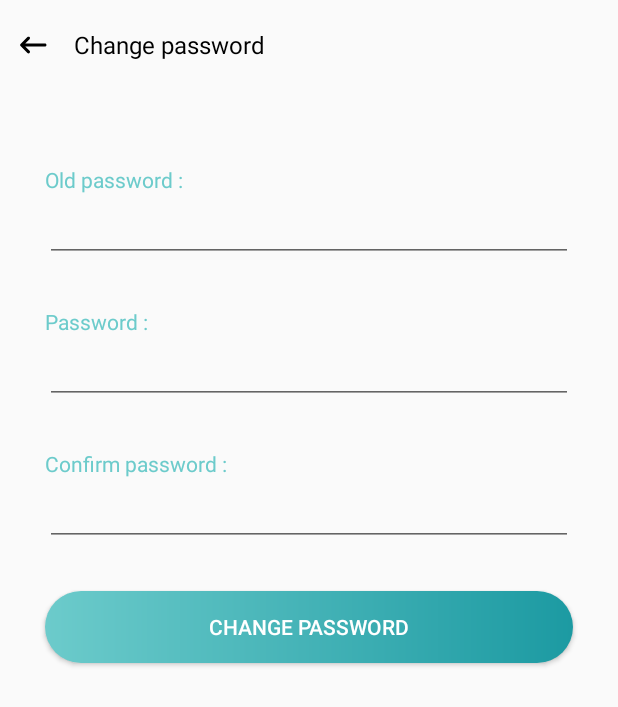
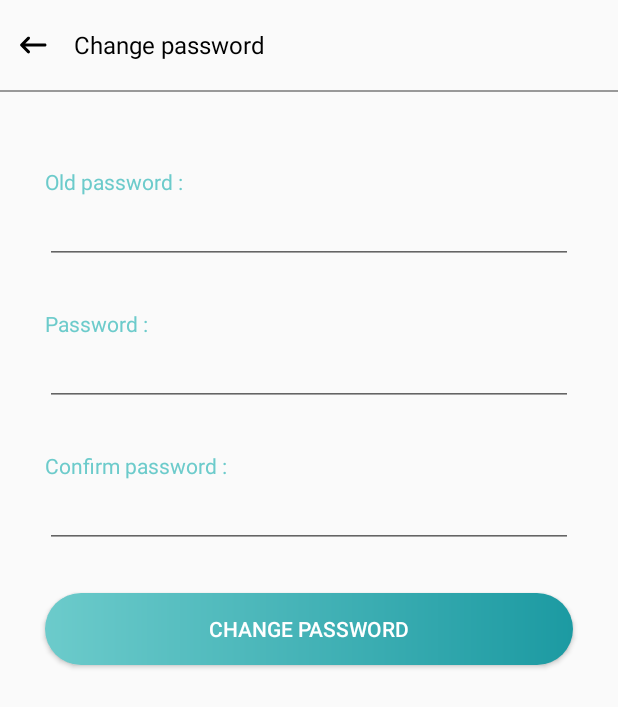
Before and after one commit to Hurribeast/studentapp, an Android app: the ChangePasswordFragment screen opened through its navigation route, on a phone screen of 412 x 824 dp. Shown: the top 707 px of the screen. Run offline under Robolectric (Android 15) with nearby library versions, the phone set to English and light mode, and no system bars; network calls fail; 1 statement that could not run was skipped.

Commit message:
finish comments + fix all last bugs

```diff
--- a/app/src/main/java/be/leeroy/studentapp/dataaccess/PublicationDataAccess.java
+++ b/app/src/main/java/be/leeroy/studentapp/dataaccess/PublicationDataAccess.java
@@ -24,4 +24,8 @@ public interface PublicationDataAccess {
 
     @POST("/publication/comments")
     Call<List<CommentDTO>> getCommentsFromAPublication(@Header("Authorization") String headerAuth, @Body RequestBody body);
+
+    @POST("publication/comment")
+    Call<ResponseBody> createComment(@Header("Authorization") String headerAuth, @Body RequestBody body);
+
 }
--- a/app/src/main/java/be/leeroy/studentapp/dataaccess/mappers/PublicationMapper.java
+++ b/app/src/main/java/be/leeroy/studentapp/dataaccess/mappers/PublicationMapper.java
@@ -44,7 +44,7 @@ public class PublicationMapper {
     }
 
     public Comment mapToComment(CommentDTO commentDTO) {
-        User user = new User(commentDTO.getUser(), commentDTO.getLast_name(), commentDTO.getFirst_name());
+        User user = new User(commentDTO.getUser(), commentDTO.getLastname(), commentDTO.getFirstname());
 
         DateFormat df = new SimpleDateFormat("dd-MM-yyyy", Locale.FRENCH);
         Date date = null;
--- a/app/src/main/java/be/leeroy/studentapp/view/main/SettingsFragment.java
+++ b/app/src/main/java/be/leeroy/studentapp/view/main/SettingsFragment.java
@@ -30,7 +30,7 @@ public class SettingsFragment extends ExtendFragment {
 
         binding.settingsChangePasswordButton.setOnClickListener(view -> navigateToFragment(view, R.id.settingsFragment_to_changePasswordFragment));
 
-        binding.settingsChangeSchoolButton.setOnClickListener(view -> Toast.makeText(getActivity(), "Soon...", Toast.LENGTH_LONG).show());
+        binding.settingsChangeSchoolButton.setOnClickListener(view -> Toast.makeText(getActivity(), R.string.soon, Toast.LENGTH_LONG).show());
 
         binding.settingsDisconnectButton.setOnClickListener(view -> {
             PreferencesUtils.remove("token", requireActivity());
--- a/app/src/main/res/drawable/layout_comment_content.xml
+++ b/app/src/main/res/drawable/layout_comment_content.xml
@@ -1,5 +1,5 @@
 <?xml version="1.0" encoding="utf-8"?>
 <shape xmlns:android="http://schemas.android.com/apk/res/android">
-    <solid android:color="#DDD"/>
+    <solid android:color="#EEE"/>
     <corners android:radius="10dp"/>
 </shape>
--- /dev/null
+++ b/app/src/main/res/layout-land/fragment_change_password.xml
@@ -0,0 +1,137 @@
+<?xml version="1.0" encoding="utf-8"?>
+<LinearLayout xmlns:android="http://schemas.android.com/apk/res/android"
+    android:orientation="vertical"
+    android:layout_width="match_parent"
+    android:layout_height="match_parent">
+
+    <LinearLayout
+        android:layout_height="60dp"
+        android:layout_width="match_parent"
+        android:orientation="horizontal">
+
+        <ImageView
+            android:id="@+id/change_password_back_button"
+            android:layout_width="wrap_content"
+            android:layout_height="wrap_content"
+            android:layout_marginStart="10dp"
+            android:src="@drawable/ic_back_dark"
+            android:contentDescription="@string/back"
+            android:textColor="#000"
+            android:textStyle="bold"
+            android:textSize="30sp"
+            android:layout_gravity="center"/>
+
+        <TextView
+            android:layout_width="0dp"
+            android:layout_height="wrap_content"
+            android:layout_gravity="center"
+            android:layout_marginStart="15dp"
+            android:layout_weight="1"
+            android:text="@string/change_password"
+            android:textColor="#000"
+            android:textSize="16sp" />
+    </LinearLayout>
+
+    <View
+        android:layout_width="match_parent"
+        android:layout_height="1dp"
+        android:background="@color/colorPrimary"/>
+
+    <LinearLayout
+        android:layout_width="match_parent"
+        android:layout_height="0dp"
+        android:layout_weight="1"
+        android:orientation="horizontal">
+
+        <LinearLayout
+            android:layout_width="0dp"
+            android:layout_height="match_parent"
+            android:layout_weight="1"
+            android:orientation="vertical">
+
+            <TextView
+                android:id="@+id/change_password_old_password_label"
+                android:layout_width="match_parent"
+                android:layout_height="wrap_content"
+                android:text="@string/old_password"
+                android:layout_marginHorizontal="20dp"
+                android:textColor="@color/colorAccent"
+                android:layout_marginTop="30dp"
+                />
+            <EditText
+                android:id="@+id/change_password_old_password_input"
+                android:layout_width="match_parent"
+                android:layout_height="wrap_content"
+                android:inputType="textPassword"
+                android:layout_marginHorizontal="20dp"
+                android:maxLines="1"
+                />
+        </LinearLayout>
+
+        <View
+            android:layout_width="1dp"
+            android:layout_height="match_parent"
+            android:background="@color/colorPrimary"
+            android:layout_marginTop="10dp"/>
+
+        <LinearLayout
+            android:layout_width="0dp"
+            android:layout_height="match_parent"
+            android:layout_weight="1"
+            android:orientation="vertical">
+
+            <TextView
+                android:id="@+id/change_password_password_label"
+                android:layout_width="match_parent"
+                android:layout_height="wrap_content"
+                android:text="@string/password"
+                android:layout_marginHorizontal="30dp"
+                android:layout_marginTop="30dp"
+                android:textColor="@color/colorAccent"
+                />
+            <EditText
+                android:id="@+id/change_password_password_input"
+                android:layout_width="match_parent"
+                android:layout_height="wrap_content"
+                android:inputType="textPassword"
+                android:layout_marginHorizontal="30dp"
+                android:layout_marginBottom="30dp"
+                android:maxLines="1"
+                />
+
+            <TextView
+                android:layout_width="match_parent"
+                android:layout_height="wrap_content"
+                android:text="@string/confirm_password"
+                android:layout_marginHorizontal="30dp"
+                android:textColor="@color/colorAccent"
+                />
+            <EditText
+                android:id="@+id/change_password_confirm_password_input"
+                android:layout_width="match_parent"
+                android:layout_height="wrap_content"
+                android:inputType="textPassword"
+                android:layout_marginHorizontal="30dp"
+                android:layout_marginBottom="30dp"
+                android:maxLines="1"
+                />
+
+        </LinearLayout>
+
+
+    </LinearLayout>
+
+    <Button
+        android:id="@+id/change_password_change_button"
+        android:layout_width="wrap_content"
+        android:layout_height="wrap_content"
+        android:layout_marginHorizontal="30dp"
+        android:layout_marginVertical="15dp"
+        android:paddingHorizontal="25dp"
+        android:layout_gravity="center"
+        android:background="@drawable/login_button_bg"
+        android:text="@string/change_password"
+        android:textColor="#fff" />
+
+
+</LinearLayout>
--- a/app/src/main/res/layout/fragment_change_password.xml
+++ b/app/src/main/res/layout/fragment_change_password.xml
@@ -35,6 +35,11 @@
             android:textSize="16sp" />
 
     </LinearLayout>
+
+    <View
+        android:layout_width="match_parent"
+        android:layout_height="1dp"
+        android:background="@color/colorPrimary"/>
 
     <TextView
         android:id="@+id/change_password_old_password_label"
--- a/app/src/main/res/layout/publication_element.xml
+++ b/app/src/main/res/layout/publication_element.xml
@@ -75,6 +75,7 @@
         android:orientation="horizontal">
 
         <Button
+            android:id="@+id/publication_like_button"
             android:layout_width="wrap_content"
             android:layout_height="30dp"
             android:layout_weight="1"
--- a/app/src/main/res/navigation/main_navigation.xml
+++ b/app/src/main/res/navigation/main_navigation.xml
@@ -84,5 +84,13 @@
         android:id="@+id/commentsFragment"
         android:name="be.leeroy.studentapp.view.main.CommentsFragment"
         android:label="fragment_comments"
-        tools:layout="@layout/fragment_comments" />
+        tools:layout="@layout/fragment_comments" >
+        <action
+            android:id="@+id/commentsFragment_to_profileFragment"
+            app:destination="@id/profileFragment"
+            app:enterAnim="@anim/slide_in_left"
+            app:exitAnim="@anim/slide_out_left"
+            app:popEnterAnim="@anim/slide_in_right"
+            app:popExitAnim="@anim/slide_out_right" />
+    </fragment>
 </navigation>
--- a/app/src/main/res/values/strings.xml
+++ b/app/src/main/res/values/strings.xml
@@ -53,4 +53,5 @@
     <string name="changing_same_password">You are trying to change your password for the same one</string>
     <string name="press_secondTime">Press again to quit</string>
     <string name="comments">Comments</string>
+    <string name="soon">Soon...</string>
 </resources>
```
Also changed, not shown: app/src/main/java/be/leeroy/studentapp/dataaccess/dto/CommentDTO.java (+10 -10 lines), app/src/main/java/be/leeroy/studentapp/view/main/CommentsFragment.java (+30 -3 lines), app/src/main/java/be/leeroy/studentapp/view/main/comment/CommentAdapter.java (+15 -3 lines), app/src/main/java/be/leeroy/studentapp/view/main/publication/PublicationViewHolder.java (+9 -2 lines), app/src/main/java/be/leeroy/studentapp/viewmodel/CommentsViewModel.java (+22 -7 lines), app/src/main/res/layout/comment_element.xml (+7 -8 lines), app/src/main/res/layout/fragment_comments.xml (+8 -1 lines).
